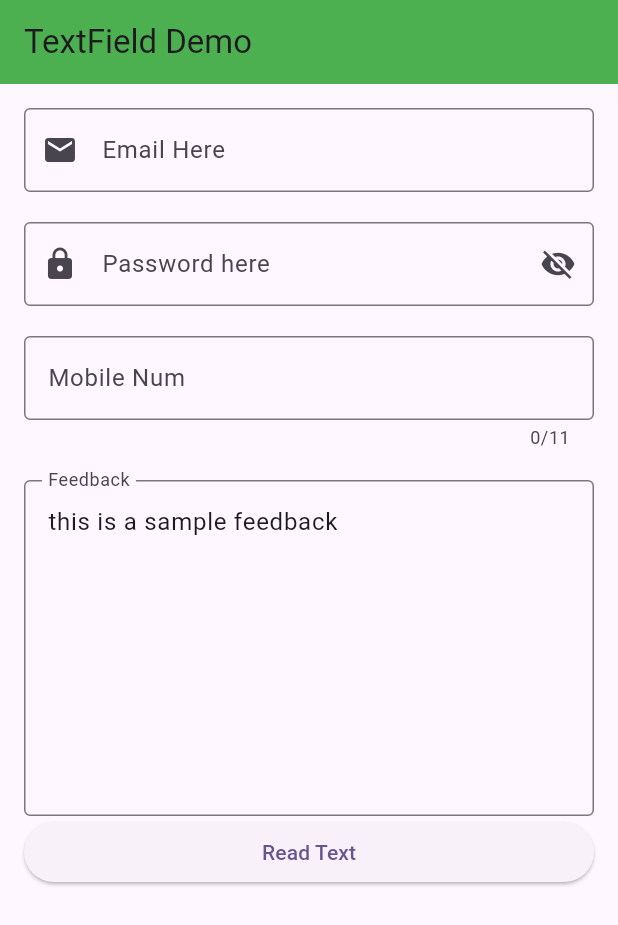
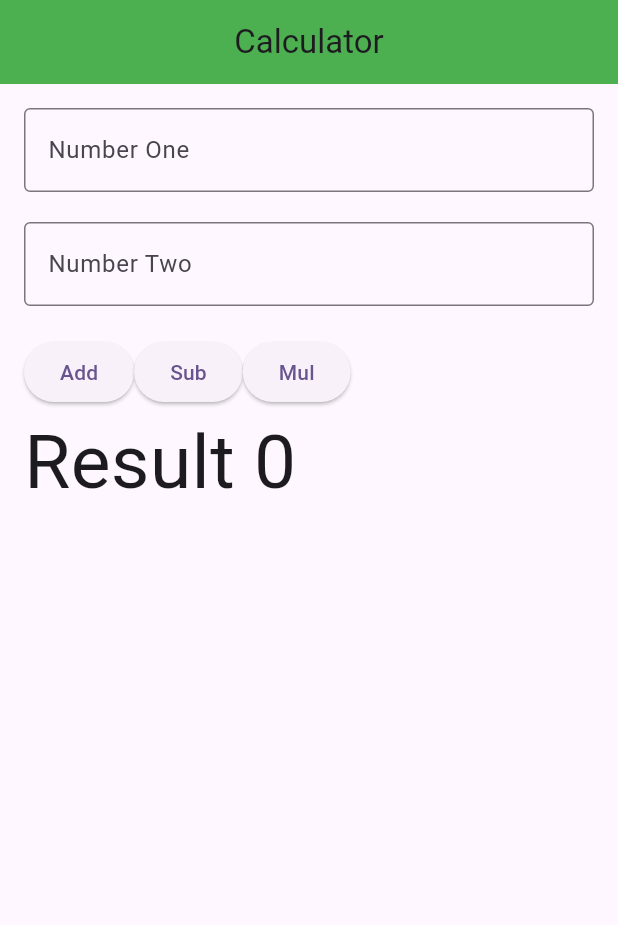
Before and after one commit to abidroid/kiu_firstapp, a Flutter app: the screen it shows after launch, on a phone screen of 412 x 824 dp. Shown: the top 925 px of the screen. Run offline on Flutter 3.47's test engine with Material 3 defaults, Android fonts, the phone set to English and light mode, and no system bars; our stand-ins replace fluttertoast.

Commit message:
simple calc

```diff
--- a/lib/main.dart
+++ b/lib/main.dart
@@ -1,4 +1,5 @@
 import 'package:flutter/material.dart';
+import 'package:kiu_firstapp/screens/simple_calculator.dart';
 import 'package:kiu_firstapp/screens/tf_demo_screen.dart';
 
 // entry point
@@ -19,7 +20,7 @@ class MyApp extends StatelessWidget {
         colorScheme: ColorScheme.fromSeed(seedColor: Colors.deepPurple),
         useMaterial3: true,
       ),
-      home: const TfDemoScreen(),
+      home: const SimpleCalculator(),
     );
   }
 }
--- /dev/null
+++ b/lib/screens/simple_calculator.dart
@@ -0,0 +1,79 @@
+import 'package:flutter/material.dart';
+
+class SimpleCalculator extends StatefulWidget {
+  const SimpleCalculator({super.key});
+
+  @override
+  State<SimpleCalculator> createState() => _SimpleCalculatorState();
+}
+
+class _SimpleCalculatorState extends State<SimpleCalculator> {
+
+  var firstCon = TextEditingController();
+  var secondCon = TextEditingController();
+
+  int r = 0;
+  @override
+  Widget build(BuildContext context) {
+    return Scaffold(
+      appBar: AppBar(
+        backgroundColor: Colors.green,
+        title: const Text('Calculator'),
+        centerTitle: true,
+      ),
+      body: Padding(
+        padding: const EdgeInsets.all(16.0),
+        child: ListView(
+          children: [
+            TextField(
+              controller: firstCon,
+              keyboardType: TextInputType.number,
+              decoration: InputDecoration(
+                hintText: 'Number One',
+                border: OutlineInputBorder(),
+              ),
+            ),
+            SizedBox(
+              height: 20,
+            ),
+            TextField(
+              controller: secondCon,
+              keyboardType: TextInputType.number,
+              decoration: InputDecoration(
+                hintText: 'Number Two',
+                border: OutlineInputBorder(),
+              ),
+            ),
+            SizedBox(
+              height: 20,
+            ),
+            Row(
+              children: [
+                ElevatedButton(onPressed: () {
+
+                  String first = firstCon.text.trim();
+                  String second = secondCon.text.trim();
+
+                  int f = int.parse(first);
+                  int s = int.parse(second);
+
+                  int result = f + s;
+
+                  setState(() {
+                    r = result;
+                  });
+
+
+                }, child: Text('Add')),
+                ElevatedButton(onPressed: () {}, child: Text('Sub')),
+                ElevatedButton(onPressed: () {}, child: Text('Mul')),
+              ],
+            ),
+
+            Text('Result $r', style: TextStyle(fontSize: 50),),
+          ],
+        ),
+      ),
+    );
+  }
+}
```
